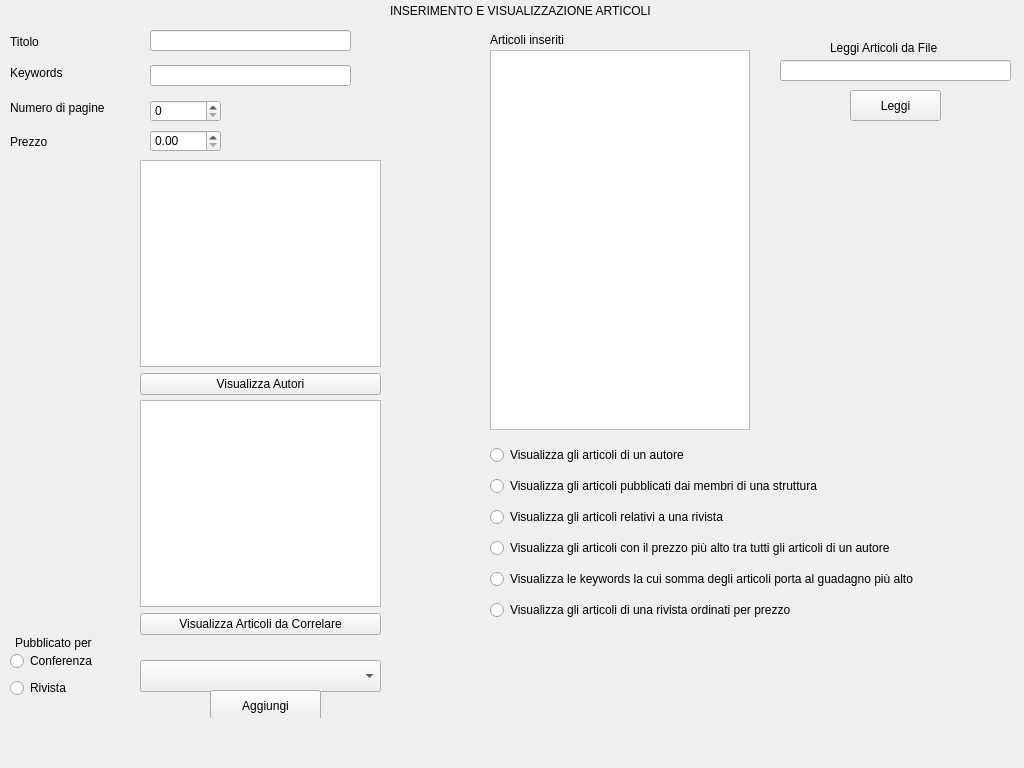
Above: Progetto/paginaarticolo.ui from marcovirgillo/ProgettoPO before the change. Below: the same form after it.
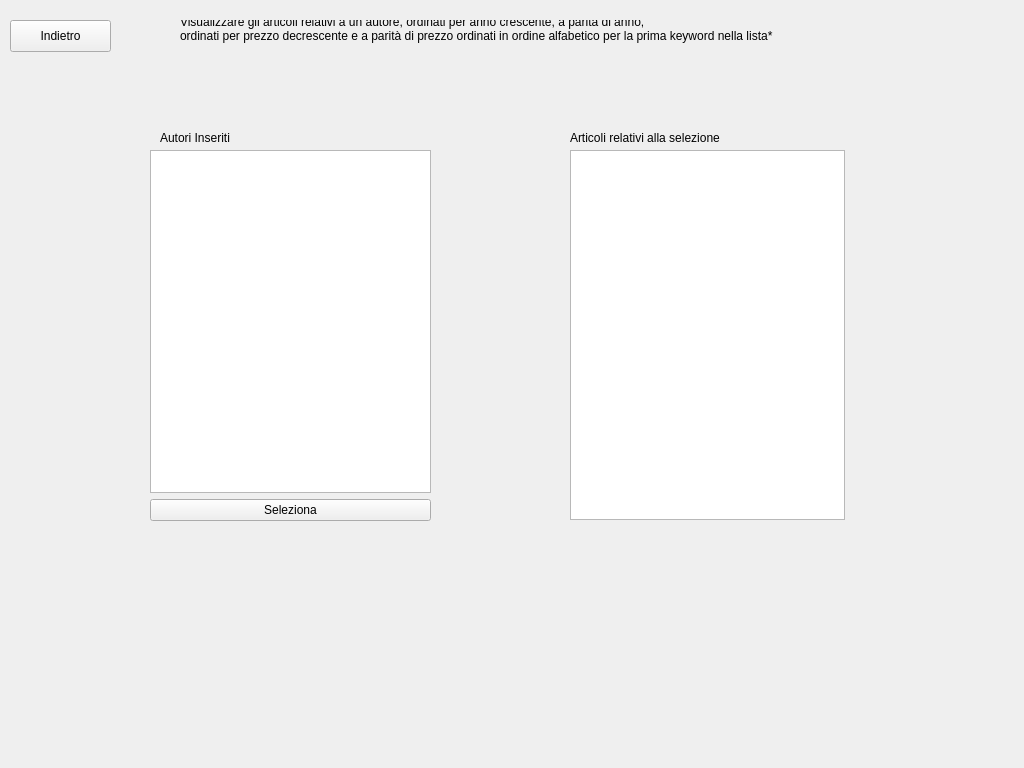
That is the form after the change. The open tabs and pages were chosen to show the change.

Commit message: Autori, Riviste, Conferenze e Articoli possono essere aggiunti da file

What changed in the file:
```diff
--- a/Progetto/paginaarticolo.ui
+++ b/Progetto/paginaarticolo.ui
@@ -887,6 +887,94 @@
      </property>
     </widget>
    </widget>
+   <widget class="QWidget" name="pageVisualizzaArticoliAutoreOrdinatiD6">
+    <widget class="QListWidget" name="page8_listArticoli">
+     <property name="geometry">
+      <rect>
+       <x>570</x>
+       <y>150</y>
+       <width>275</width>
+       <height>370</height>
+      </rect>
+     </property>
+    </widget>
+    <widget class="QLabel" name="page8_labelListArticoli">
+     <property name="geometry">
+      <rect>
+       <x>570</x>
+       <y>130</y>
+       <width>181</width>
+       <height>16</height>
+      </rect>
+     </property>
+     <property name="text">
+      <string>Articoli relativi alla selezione</string>
+     </property>
+    </widget>
+    <widget class="QPushButton" name="page8_buttonIndietro">
+     <property name="geometry">
+      <rect>
+       <x>10</x>
+       <y>20</y>
+       <width>101</width>
+       <height>32</height>
+      </rect>
+     </property>
+     <property name="text">
+      <string>Indietro</string>
+     </property>
+    </widget>
+    <widget class="QLabel" name="page8_labelTitolo">
+     <property name="geometry">
+      <rect>
+       <x>180</x>
+       <y>20</y>
+       <width>691</width>
+       <height>31</height>
+      </rect>
+     </property>
+     <property name="text">
+      <string>Visualizzare gli articoli relativi a un autore, ordinati per anno crescente, a parità di anno,
+ordinati per prezzo decrescente e a parità di prezzo ordinati in ordine alfabetico per la prima keyword nella lista*
+</string>
+     </property>
+    </widget>
+    <widget class="QLabel" name="page8_labelListAutori">
+     <property name="geometry">
+      <rect>
+       <x>160</x>
+       <y>130</y>
+       <width>91</width>
+       <height>16</height>
+      </rect>
+     </property>
+     <property name="text">
+      <string>Autori Inseriti</string>
+     </property>
+    </widget>
+    <widget class="QWidget" name="layoutWidget_6">
+     <property name="geometry">
+      <rect>
+       <x>150</x>
+       <y>150</y>
+       <width>281</width>
+       <height>371</height>
+      </rect>
+     </property>
+     <layout class="QVBoxLayout" name="verticalLayout_10">
+      <item>
+       <widget class="QListWidget" name="page8_listAutori"/>
+      </item>
+      <item>
+       <widget class="QPushButton" name="page8_buttonSeleziona">
+        <property name="text">
+         <string>Seleziona</string>
+        </property>
+       </widget>
+      </item>
+     </layout>
+    </widget>
+   </widget>
   </widget>
  </widget>
  <resources/>
```
Left out of the diff: 7 changed lines with no effect on the pictures. The commit also changes 9 other files.
